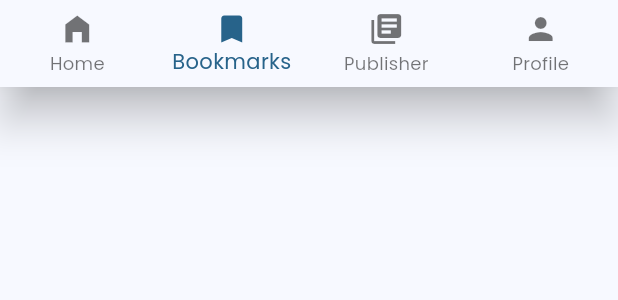
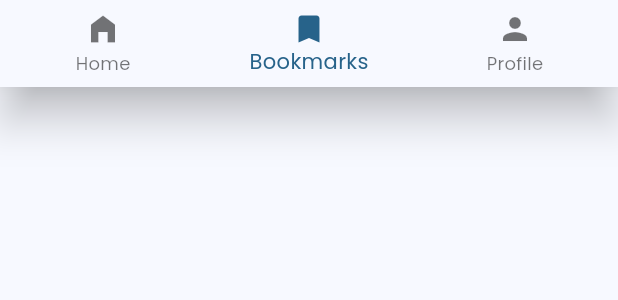
Before and after one commit to PBP-D10/to-be-read-mobile, a Flutter app: the BottomNav widget shown alone on an empty page, opened directly, on a phone screen of 412 x 824 dp. Shown: the top 300 px of the screen. Run offline on Flutter 3.47's test engine with Material 3 defaults, Android fonts, the phone set to English and light mode, and no system bars; our stand-ins replace date_field, google_fonts; missing offline and left inert: pbp_django_auth; accounts and stored records are empty; network calls fail.

Commit message:
add check publisher

```diff
--- a/lib/widgets/bottom_nav.dart
+++ b/lib/widgets/bottom_nav.dart
@@ -1,63 +1,97 @@
+import 'dart:convert';
+import 'package:http/http.dart' as http;
 import 'package:flutter/material.dart';
-// import 'package:pbp_django_auth/pbp_django_auth.dart';
-// import 'package:provider/provider.dart';
+import 'package:to_be_read_mobile/screens/home_page.dart';
 import 'package:to_be_read_mobile/screens/mytbr_page.dart';
-import 'package:to_be_read_mobile/screens/home_page.dart';
 import 'package:to_be_read_mobile/screens/profile_page.dart';
 import 'package:to_be_read_mobile/screens/publisher_page.dart';
 
-class BottomNav extends StatelessWidget {
-  const BottomNav({super.key, this.currentIndex = 0});
+class BottomNav extends StatefulWidget {
+  const BottomNav({Key? key, this.currentIndex = 0}) : super(key: key);
 
   final int currentIndex;
 
   @override
+  State<BottomNav> createState() => _BottomNavState();
+}
+
+class _BottomNavState extends State<BottomNav> {
+  bool isPublisher = false;
+
+  @override
+  void initState() {
+    super.initState();
+    _checkPublisherStatus();
+  }
+
+  void _checkPublisherStatus() async {
+    isPublisher = await UserService().checkIsPublisher();
+    setState(() {}); // Update the state to reflect changes
+  }
+
+  @override
   Widget build(BuildContext context) {
-    // final request = context.watch<CookieRequest>();
+    List<BottomNavigationBarItem> navItems = [
+      const BottomNavigationBarItem(
+        icon: Icon(Icons.home_filled),
+        label: 'Home',
+      ),
+      const BottomNavigationBarItem(
+        icon: Icon(Icons.bookmark),
+        label: 'Bookmarks',
+      ),
+      if (isPublisher) // Conditional item
+        const BottomNavigationBarItem(
+          icon: Icon(Icons.library_books),
+          label: 'Publisher',
+        ),
+      const BottomNavigationBarItem(
+        icon: Icon(Icons.person),
+        label: 'Profile',
+      ),
+    ];
+
     return BottomNavigationBar(
       type: BottomNavigationBarType.fixed,
       elevation: 12,
-      items: const <BottomNavigationBarItem>[
-        BottomNavigationBarItem(
-          icon: Icon(Icons.home_filled),
-          label: 'Home',
-        ),
-        BottomNavigationBarItem(
-          icon: Icon(Icons.bookmark),
-          label: 'Bookmarks',
-        ),
-        BottomNavigationBarItem(
-          icon: Icon(Icons.library_books),
-          label: 'Publisher',
-        ),
-        BottomNavigationBarItem(
-          icon: Icon(Icons.person),
-          label: 'Profile',
-        ),
-      ],
-      currentIndex: currentIndex,
-      onTap: (value) => {
-        if (value == 0)
-          {
-            Navigator.push(context,
-                MaterialPageRoute(builder: (context) => const HomePage())),
-          }
-        else if (value == 1)
-          {
-            Navigator.of(context).push(
-                MaterialPageRoute(builder: (context) => const MyTBReadPage())),
-          }
-        else if (value == 2)
-          {
-            Navigator.of(context).push(
-                MaterialPageRoute(builder: (context) => const PublisherPage())),
-          }
-        else if (value == 3)
-          {
-            Navigator.push(context,
-              MaterialPageRoute(builder: (context) => const ProfilePage())),
-          }
-      },
+      items: navItems,
+      currentIndex: widget.currentIndex,
+      onTap: (value) => _onItemTapped(value, context),
     );
   }
+
+  void _onItemTapped(int value, BuildContext context) {
+    if (value == 0) {
+      Navigator.push(
+          context, MaterialPageRoute(builder: (context) => const HomePage()));
+    } else if (value == 1) {
+      Navigator.of(context)
+          .push(MaterialPageRoute(builder: (context) => const MyTBReadPage()));
+    } else if (value == 2 && isPublisher) {
+      Navigator.of(context)
+          .push(MaterialPageRoute(builder: (context) => const PublisherPage()));
+    } else if (value == 3) {
+      Navigator.push(context,
+          MaterialPageRoute(builder: (context) => const ProfilePage()));
+    }
+  }
 }
+
+
+class UserService {
+  Future<bool> checkIsPublisher() async {
+    var url = Uri.parse('http://127.0.0.1:8000/publisher/check/');
+    try {
+      var response = await http.get(url);
+      if (response.statusCode == 200) {
+        var data = jsonDecode(response.body);
+        return data['is_publisher'];
+      } else {
+        return false;
+      }
+    } catch (e) {
+      print('Error checking publisher status: $e');
+      return false;
+    }
+  }
+}
```
